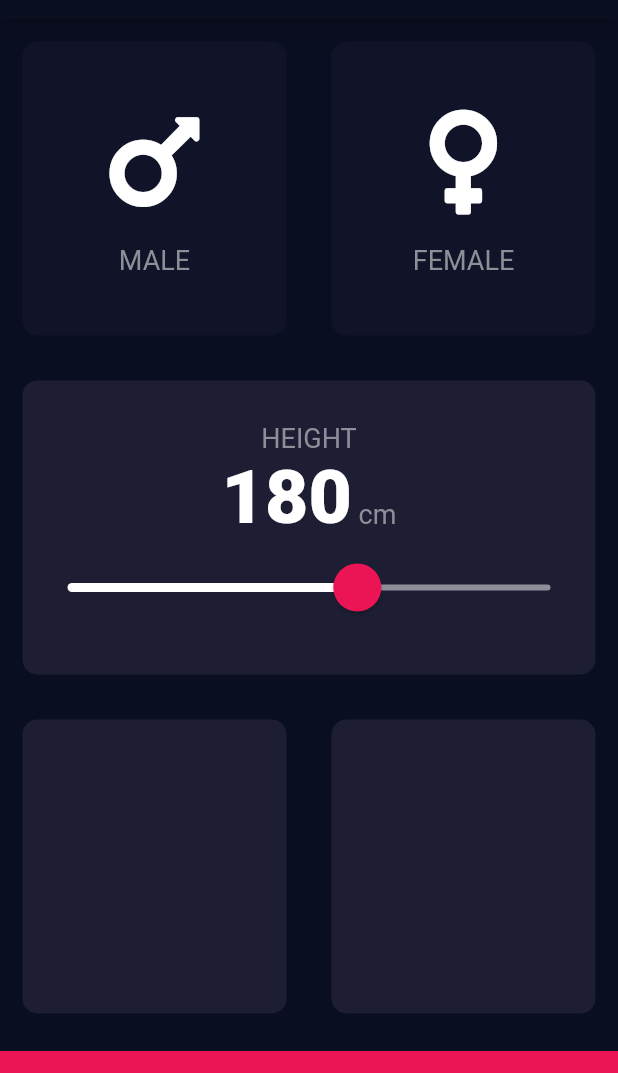
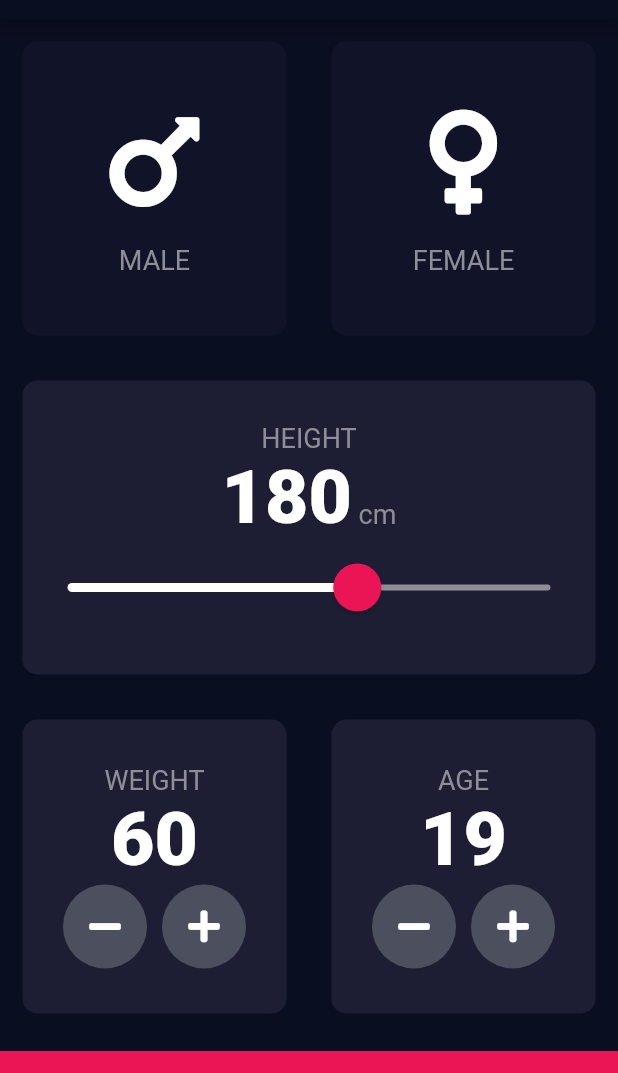
Before and after one commit to Tembocs/bmi-calc, a Flutter app: the screen it shows after launch, on a phone screen of 412 x 824 dp, the part 65-1138 px from its top. Run offline on Flutter 3.47's test engine with Material 2 defaults, Android fonts, the phone set to English and light mode, and no system bars; our stand-ins replace font_awesome_flutter.

Commit message:
Lecture 132

```diff
--- a/lib/input_page.dart
+++ b/lib/input_page.dart
@@ -17,6 +17,8 @@ class InputPage extends StatefulWidget {
 class _InputPageState extends State<InputPage> {
   Gender selectedGender;
   int height = 180;
+  int weight = 60;
+  int age = 19;
 
   @override
   Widget build(BuildContext context) {
@@ -119,11 +121,85 @@ class _InputPageState extends State<InputPage> {
               Expanded(
                 child: ReusableCard(
                   colour: kActiveCardColor,
+                  cardChild: Column(
+                    mainAxisAlignment: MainAxisAlignment.center,
+                    children: [
+                      Text(
+                        'WEIGHT',
+                        style: kLabelTextStyle,
+                      ),
+                      Text(
+                        weight.toString(),
+                        style: kNumberTextStyle,
+                      ),
+                      Row(
+                        mainAxisAlignment: MainAxisAlignment.center,
+                        children: [
+                          RoundIconButton(
+                            icon: FontAwesomeIcons.minus,
+                            onPress: () {
+                              setState(() {
+                                weight--;
+                              });
+                            },
+                          ),
+                          SizedBox(
+                            width: 10,
+                          ),
+                          RoundIconButton(
+                            icon: FontAwesomeIcons.plus,
+                            onPress: () {
+                              setState(() {
+                                weight++;
+                              });
+                            },
+                          ),
+                        ],
+                      ),
+                    ],
+                  ),
                 ),
               ),
               Expanded(
                 child: ReusableCard(
                   colour: kActiveCardColor,
+                  cardChild: Column(
+                    mainAxisAlignment: MainAxisAlignment.center,
+                    children: [
+                      Text(
+                        'AGE',
+                        style: kLabelTextStyle,
+                      ),
+                      Text(
+                        age.toString(),
+                        style: kNumberTextStyle,
+                      ),
+                      Row(
+                        mainAxisAlignment: MainAxisAlignment.center,
+                        children: [
+                          RoundIconButton(
+                            icon: FontAwesomeIcons.minus,
+                            onPress: () {
+                              setState(() {
+                                age--;
+                              });
+                            },
+                          ),
+                          SizedBox(
+                            width: 10,
+                          ),
+                          RoundIconButton(
+                            icon: FontAwesomeIcons.plus,
+                            onPress: () {
+                              setState(() {
+                                age++;
+                              });
+                            },
+                          ),
+                        ],
+                      ),
+                    ],
+                  ),
                 ),
               ),
             ]),
@@ -139,3 +215,25 @@ class _InputPageState extends State<InputPage> {
     );
   }
 }
+
+class RoundIconButton extends StatelessWidget {
+  RoundIconButton({@required this.icon, @required this.onPress});
+
+  final IconData icon;
+  final Function onPress;
+
+  @override
+  Widget build(BuildContext context) {
+    return RawMaterialButton(
+      child: Icon(icon),
+      onPressed: onPress,
+      elevation: 0.0,
+      constraints: BoxConstraints.tightFor(
+        width: 56.0,
+        height: 56.0,
+      ),
+      shape: CircleBorder(),
+      fillColor: Color(0xFF4C4F5E),
+    );
+  }
+}
```
